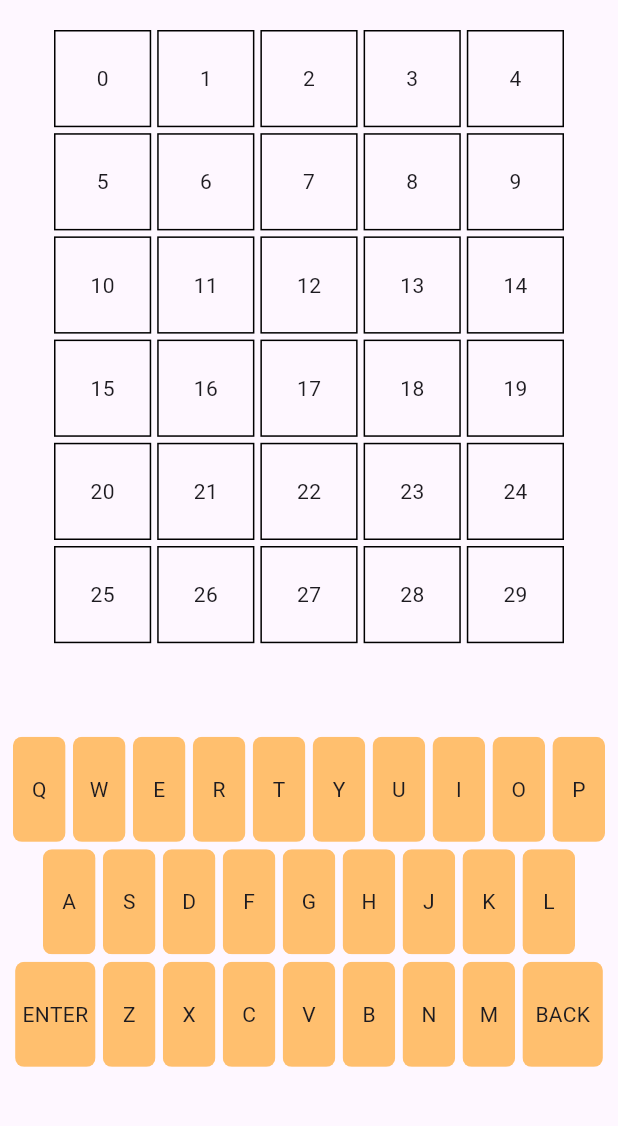
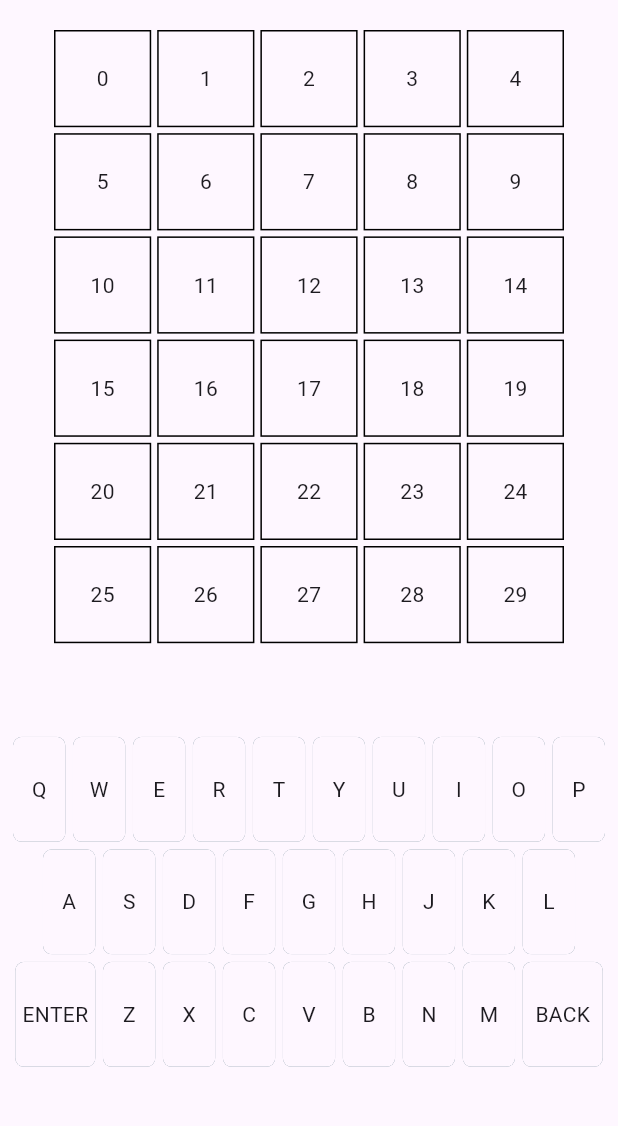
Before and after one commit to stp2003/Wordle, a Flutter app: the screen it shows after launch, on a phone screen of 412 x 824 dp, the part 84-1210 px from its top. Run offline on Flutter 3.47's test engine with Material 3 defaults, Android fonts, the phone set to English and light mode, and no system bars.

Commit message:
basic keyboard ui made

```diff
--- a/lib/components/keyboard_row.dart
+++ b/lib/components/keyboard_row.dart
@@ -27,13 +27,12 @@ class KeyboardRow extends StatelessWidget {
               child: ClipRRect(
                 borderRadius: BorderRadius.circular(6.0),
                 child: Container(
-                  color: Colors.orangeAccent,
+                  color: Colors.blueGrey,
                   width: e.key == 'ENTER' || e.key == 'BACK'
                       ? size.width * 0.13
                       : size.width * 0.085,
                   height: size.height * 0.085,
                   child: Material(
-                    color: Colors.white24,
                     child: InkWell(
                       onTap: () {},
                       child: Center(
```
